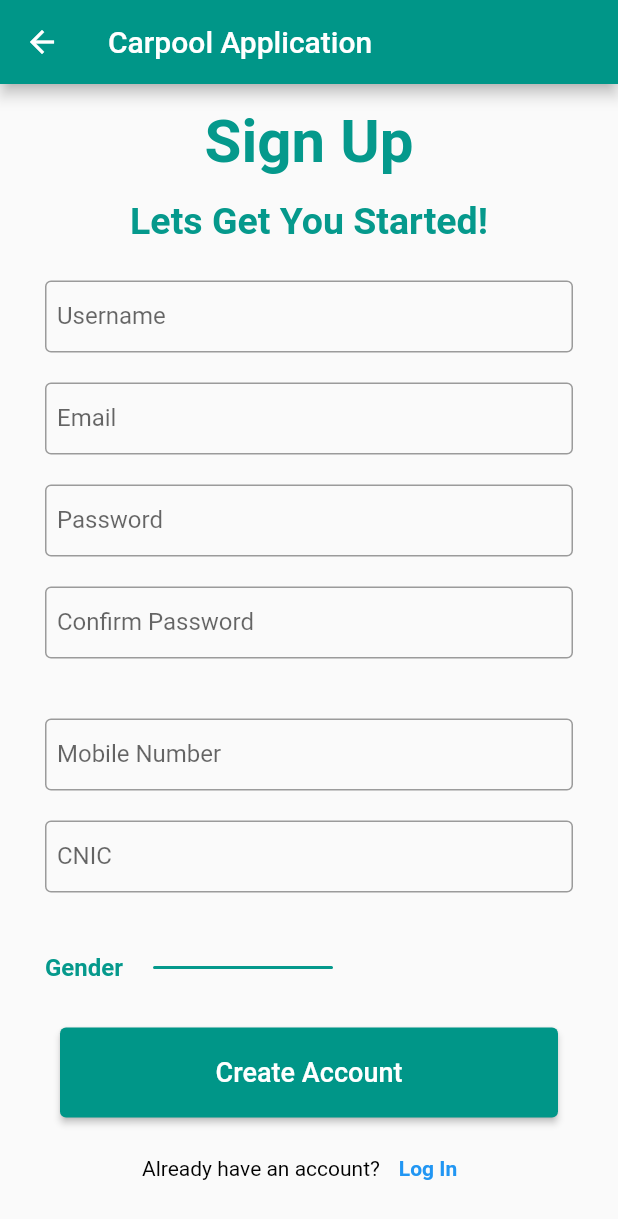
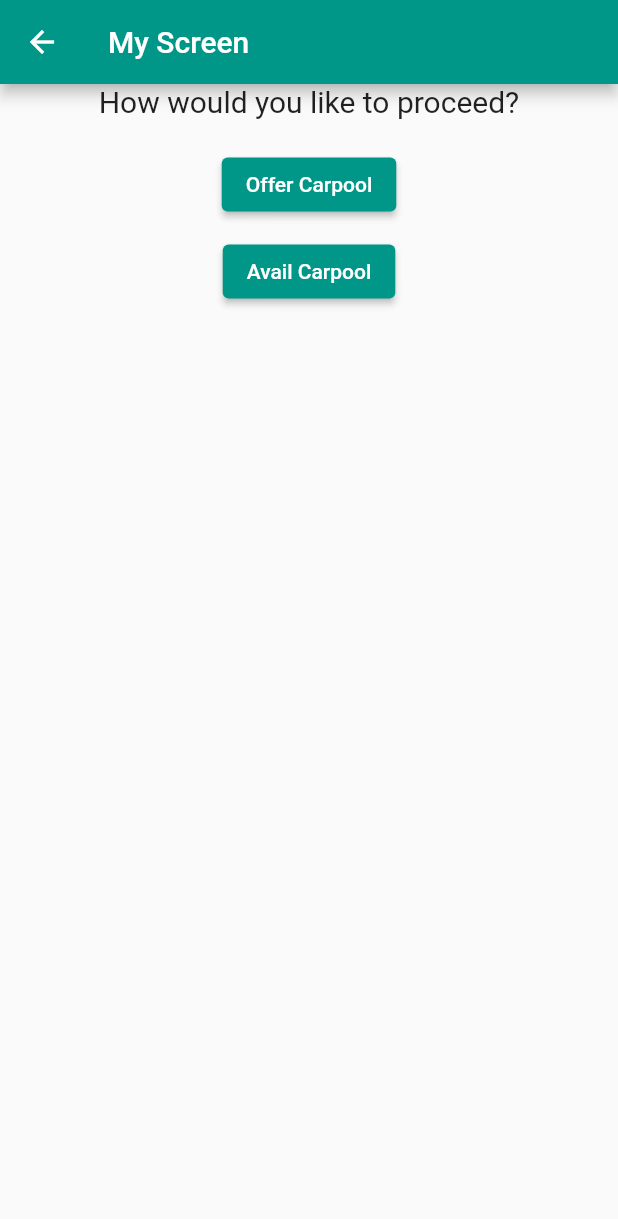
Before and after one commit to Aisha1600/CarpoolFrontend, a Flutter app: the SignUp screen opened directly, after a tap on "Create Account", on a phone screen of 412 x 824 dp. Shown: the top 1219 px of the screen. Run offline on Flutter 3.47's test engine with Material 2 defaults, Android fonts, the phone set to English and light mode, and no system bars; Roboto replaces fonts that are missing (PalanquinDark-Medium, PalanquinDark-Regular).

Commit message:
new changes

```diff
--- a/lib/main.dart
+++ b/lib/main.dart
@@ -20,7 +20,7 @@ class MyApp extends StatelessWidget {
     return MaterialApp(
       title: 'Carpool Application',
       theme: ThemeData(
-          primarySwatch: Colors.teal, fontFamily: 'PalanquinDark-Medium'),
+          primarySwatch: Colors.teal, fontFamily: 'PalanquinDark-Regular'),
       home: const MyHomePage(title: 'Carpool Application'),
     );
   }
--- /dev/null
+++ b/lib/select_role.dart
@@ -0,0 +1,60 @@
+import 'package:carpoolfront/find_your_carpool.dart';
+import 'package:carpoolfront/offer_carpool.dart';
+import 'package:flutter/material.dart';
+import 'package:flutter/src/widgets/framework.dart';
+import 'package:flutter/src/widgets/placeholder.dart';
+
+class Select_Role extends StatefulWidget {
+  const Select_Role({super.key});
+
+  @override
+  State<Select_Role> createState() => _Select_RoleState();
+}
+
+class _Select_RoleState extends State<Select_Role> {
+  @override
+  Widget build(BuildContext context) {
+    return Scaffold(
+      appBar: AppBar(
+        title: const Text('My Screen'),
+      ),
+      body: Column(
+        mainAxisAlignment: MainAxisAlignment.start,
+        crossAxisAlignment: CrossAxisAlignment.stretch,
+        children: [
+          const Text(
+            'How would you like to proceed?',
+            style: TextStyle(fontSize: 20),
+            textAlign: TextAlign.center,
+          ),
+          const SizedBox(height: 20),
+          Column(
+            children: [
+              ElevatedButton(
+                onPressed: () {
+                  Navigator.push(
+                    context,
+                    MaterialPageRoute(
+                        builder: (context) => const OfferCarpool()),
+                  );
+                },
+                child: const Text('Offer Carpool'),
+              ),
+              const SizedBox(height: 10),
+              ElevatedButton(
+                onPressed: () {
+                  Navigator.push(
+                    context,
+                    MaterialPageRoute(
+                        builder: (context) => const FindYourCarpool()),
+                  );
+                },
+                child: const Text('Avail Carpool'),
+              ),
+            ],
+          ),
+        ],
+      ),
+    );
+  }
+}
--- a/lib/sign_up.dart
+++ b/lib/sign_up.dart
@@ -1,3 +1,4 @@
+import 'package:carpoolfront/select_role.dart';
 import 'package:flutter/material.dart';
 import 'dart:convert';
 import 'package:http/http.dart' as http;
@@ -83,6 +84,7 @@ class _SignUp extends State<SignUp> {
 
   @override
   Widget build(BuildContext context) {
+    String dropdownValue = 'Not selected';
     return Scaffold(
       appBar: AppBar(
         title: Text(title),
@@ -107,7 +109,6 @@ class _SignUp extends State<SignUp> {
                 'Lets Get You Started!',
                 style: TextStyle(
                     color: Color(0xFF05998c), // Will work,
-                    fontWeight: FontWeight.bold,
                     fontSize: 25,
                     fontFamily: 'PalanquinDark-Medium'),
               )),
@@ -116,7 +117,7 @@ class _SignUp extends State<SignUp> {
             child: TextField(
               controller: fnameController,
               decoration: const InputDecoration(
-                labelText: 'Username',
+                labelText: 'First Name',
                 labelStyle: TextStyle(fontFamily: 'PalanquinDark-Regular'),
                 border: OutlineInputBorder(),
                 contentPadding:
@@ -124,17 +125,18 @@ class _SignUp extends State<SignUp> {
               ),
             ),
           ),
-          // Container(
-          //   padding: const EdgeInsets.fromLTRB(10, 10, 10, 10),
-          //   child: TextField(
-          //     controller: lnameController,
-          //     decoration: const InputDecoration(
-          //       border: OutlineInputBorder(),
-          //       labelText: 'Last Name',
-          //       contentPadding: EdgeInsets.symmetric(vertical: 8, horizontal: 8),
-          //     ),
-          //   ),
-          // ),
+          Container(
+            padding: const EdgeInsets.fromLTRB(30, 10, 30, 10),
+            child: TextField(
+              controller: lnameController,
+              decoration: const InputDecoration(
+                border: OutlineInputBorder(),
+                labelText: 'Last Name',
+                contentPadding:
+                    EdgeInsets.symmetric(vertical: 8, horizontal: 8),
+              ),
+            ),
+          ),
           Container(
             padding: const EdgeInsets.fromLTRB(30, 10, 30, 10),
             child: TextField(
@@ -230,15 +232,22 @@ class _SignUp extends State<SignUp> {
                 height: 20,
               ),
               Container(
-                width: 120,
-                decoration: BoxDecoration(
-                  borderRadius:
-                      BorderRadius.circular(20), // set the border radius
-                  border: Border.all(
-                    color: const Color(0xFF05998c),
-                  ), // set the border color
+                width: 150,
+                child: DropdownButton<String>(
+                  value: dropdownValue,
+                  onChanged: (String? newValue) {
+                    setState(() {
+                      dropdownValue = newValue!;
+                    });
+                  },
+                  items: <String>['Not selected', 'Male', 'Female', 'Other']
+                      .map<DropdownMenuItem<String>>((String value) {
+                    return DropdownMenuItem<String>(
+                      value: value,
+                      child: Text(value),
+                    );
+                  }).toList(),
                 ),
-                // child:
               ),
             ]),
           ),
@@ -252,38 +261,43 @@ class _SignUp extends State<SignUp> {
                   ),
                   onPressed: () async {
                     //final conn = await getConnection();
-                    {
-                      SignUpFOrm form = SignUpFOrm(
-                          fname: fnameController.text,
-                          lname: lnameController.text,
-                          password: passwordController.text,
-                          phone: phoneController.text,
-                          cnic: cnicController.text,
-                          email: emailController.text,
-                          gender: " ");
-                      try {
-                        final jsonData = jsonEncode(
-                            form.toJson()); //converts the data to json format
-                        final response = await http.post(
-                          Uri.parse('http://localhost:5000/member/SignUp'),
-                          headers: {'Content-Type': 'application/json'},
-                          body: jsonData,
-                        );
-                        print(response.statusCode);
+                    Navigator.push(
+                      context,
+                      MaterialPageRoute(
+                          builder: (context) => const Select_Role()),
+                    );
+                    // {
+                    //   SignUpFOrm form = SignUpFOrm(
+                    //       fname: fnameController.text,
+                    //       lname: lnameController.text,
+                    //       password: passwordController.text,
+                    //       phone: phoneController.text,
+                    //       cnic: cnicController.text,
+                    //       email: emailController.text,
+                    //       gender: " ");
+                    //   try {
+                    //     final jsonData = jsonEncode(
+                    //         form.toJson()); //converts the data to json format
+                    //     final response = await http.post(
+                    //       Uri.parse('http://localhost:5000/member/SignUp'),
+                    //       headers: {'Content-Type': 'application/json'},
+                    //       body: jsonData,
+                    //     );
+                    //     print(response.statusCode);
 
-                        if (response.statusCode == 200) {
-                          // Item added successfully
-                          // Navigator.push(
-                          //   context,
-                          //   MaterialPageRoute(
-                          //       builder: (context) => const CarDetails()),
-                          // );
-                          print(json.decode(response.body));
-                        }
-                      } catch (error) {
-                        print(error);
-                      }
-                    }
+                    //     if (response.statusCode == 200) {
+                    //       // Item added successfully
+                    //       // Navigator.push(
+                    //       //   context,
+                    //       //   MaterialPageRoute(
+                    //       //       builder: (context) => const CarDetails()),
+                    //       // );
+                    //       print(json.decode(response.body));
+                    //     }
+                    //   } catch (error) {
+                    //     print(error);
+                    //   }
+                    // }
                   })),
           Center(
               child:
```
